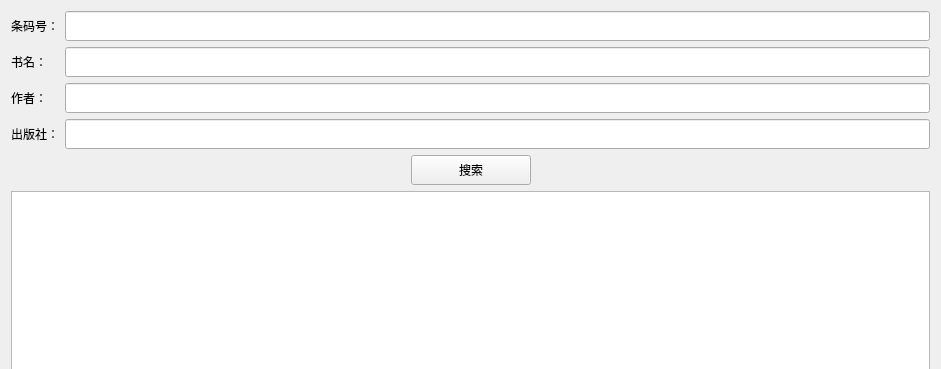
Before: the Qt Designer form src/QueryBookForm.ui in zhiweij1/LibrarySystem, drawn with Qt 5; both pictures show x 0 to 941 and y 0 to 369 of the 941 by 705 pixel window.
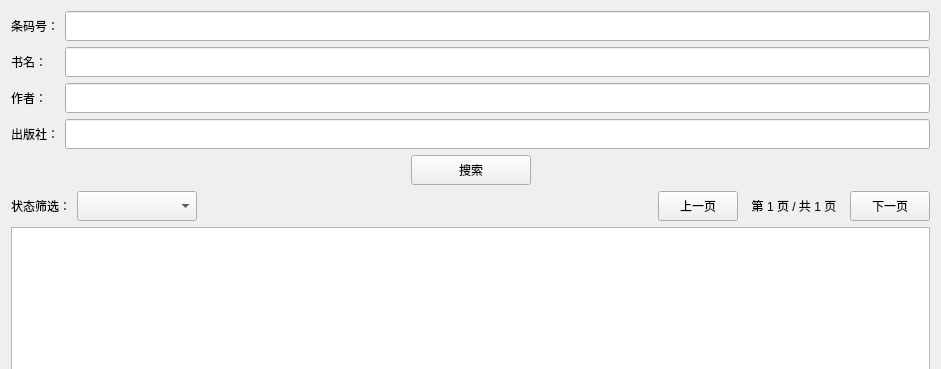
After: the same form once the commit is applied.

Commit message: book info query refine (#10)

```diff
--- a/src/QueryBookForm.ui
+++ b/src/QueryBookForm.ui
@@ -156,6 +156,88 @@
      </item>
     </layout>
    </item>
+   <item>
+    <layout class="QHBoxLayout" name="statusFilterLayout">
+     <item>
+      <widget class="QLabel" name="statusLabel">
+       <property name="minimumSize">
+        <size>
+         <width>0</width>
+         <height>30</height>
+        </size>
+       </property>
+       <property name="text">
+        <string>状态筛选：</string>
+       </property>
+      </widget>
+     </item>
+     <item>
+      <widget class="QComboBox" name="StatusFilterComboBox">
+       <property name="minimumSize">
+        <size>
+         <width>120</width>
+         <height>30</height>
+        </size>
+       </property>
+      </widget>
+     </item>
+     <item>
+      <spacer name="horizontalSpacer_3">
+       <property name="orientation">
+        <enum>Qt::Orientation::Horizontal</enum>
+       </property>
+       <property name="sizeHint" stdset="0">
+        <size>
+         <width>40</width>
+         <height>20</height>
+        </size>
+       </property>
+      </spacer>
+     </item>
+     <item>
+      <widget class="QPushButton" name="PrevPageButton">
+       <property name="minimumSize">
+        <size>
+         <width>80</width>
+         <height>30</height>
+        </size>
+       </property>
+       <property name="text">
+        <string>上一页</string>
+       </property>
+      </widget>
+     </item>
+     <item>
+      <widget class="QLabel" name="PageInfoLabel">
+       <property name="minimumSize">
+        <size>
+         <width>100</width>
+         <height>30</height>
+        </size>
+       </property>
+       <property name="text">
+        <string>第 1 页 / 共 1 页</string>
+       </property>
+       <property name="alignment">
+        <set>Qt::AlignmentFlag::AlignCenter</set>
+       </property>
+      </widget>
+     </item>
+     <item>
+      <widget class="QPushButton" name="NextPageButton">
+       <property name="minimumSize">
+        <size>
+         <width>80</width>
+         <height>30</height>
+        </size>
+       </property>
+       <property name="text">
+        <string>下一页</string>
+       </property>
+      </widget>
+     </item>
+    </layout>
+   </item>
    <item>
     <widget class="QTableWidget" name="ResultTableWidget"/>
    </item>
```
The commit also changes 12 other files.
